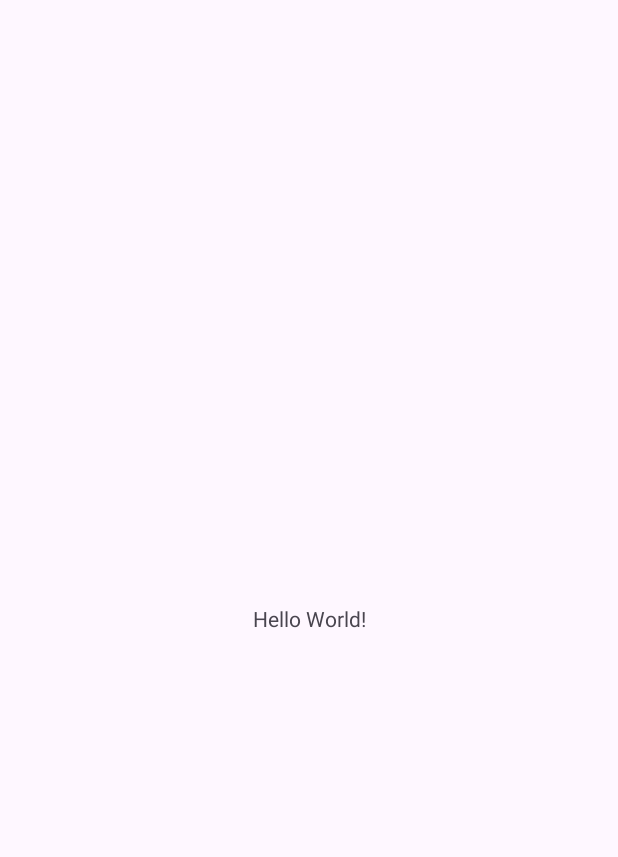
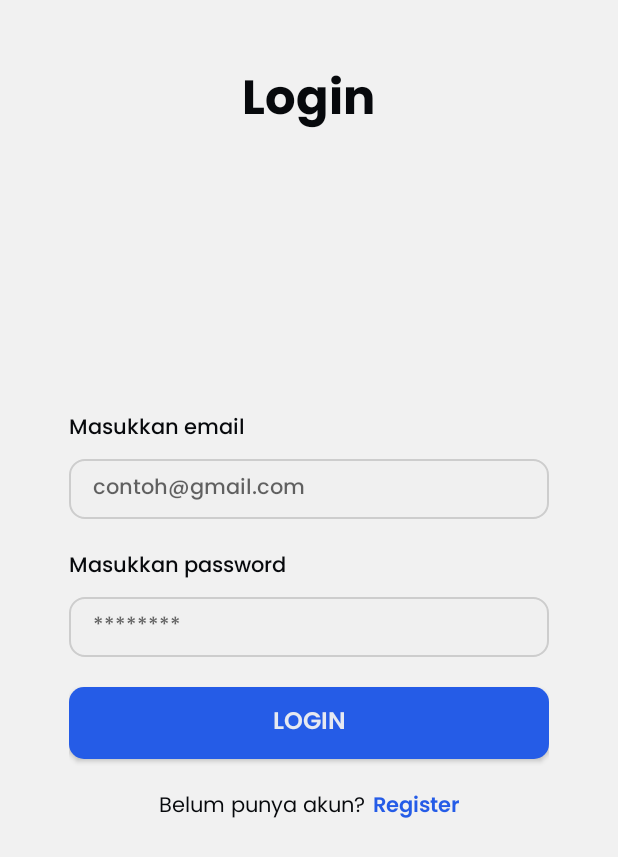
Before and after one commit to aanalma28/uas-android-project, an Android app: the screen it shows after launch (MainActivity before the commit, LoginActivity after it), on a phone screen of 412 x 824 dp. Before the commit the part shown is almost empty. Shown: the top 857 px of the screen. Run offline under Robolectric (Android 15) with nearby library versions, the phone set to English and light mode, and no system bars.

Commit message:
[feat] menambahkan LoginActivity dan RegisterActivity

```diff
--- a/app/build.gradle.kts
+++ b/app/build.gradle.kts
@@ -36,6 +36,7 @@ dependencies {
     implementation("androidx.appcompat:appcompat:1.6.1")
     implementation("com.google.android.material:material:1.11.0")
     implementation("androidx.constraintlayout:constraintlayout:2.1.4")
+    implementation("androidx.activity:activity:1.8.0")
     testImplementation("junit:junit:4.13.2")
     androidTestImplementation("androidx.test.ext:junit:1.1.5")
     androidTestImplementation("androidx.test.espresso:espresso-core:3.5.1")
--- /dev/null
+++ b/app/src/main/java/com/example/uasproject/LoginActivity.java
@@ -0,0 +1,43 @@
+package com.example.uasproject;
+
+import android.content.Intent;
+import android.os.Bundle;
+import android.view.View;
+import android.widget.Button;
+import android.widget.EditText;
+import android.widget.TextView;
+
+import androidx.activity.EdgeToEdge;
+import androidx.appcompat.app.AppCompatActivity;
+import androidx.core.graphics.Insets;
+import androidx.core.view.ViewCompat;
+import androidx.core.view.WindowInsetsCompat;
+
+public class LoginActivity extends AppCompatActivity {
+
+    private EditText edt_email, edt_pass;
+    private Button btn_login;
+    private TextView to_register;
+
+    @Override
+    protected void onCreate(Bundle savedInstanceState) {
+        super.onCreate(savedInstanceState);
+        setContentView(R.layout.activity_login);
+
+        edt_email = findViewById(R.id.edt_email);
+        edt_pass = findViewById(R.id.edt_pass);
+        btn_login = findViewById(R.id.btn_login);
+        to_register = findViewById(R.id.to_register);
+
+        to_register.setOnClickListener(
+                new View.OnClickListener() {
+                    @Override
+                    public void onClick(View v) {
+                        Intent intent = new Intent(LoginActivity.this, RegisterActivity.class);
+                        startActivity(intent);
+                    }
+                }
+        );
+
+    }
+}
--- /dev/null
+++ b/app/src/main/res/drawable/button_shape.xml
@@ -0,0 +1,5 @@
+<?xml version="1.0" encoding="utf-8"?>
+<shape xmlns:android="http://schemas.android.com/apk/res/android">
+    <solid android:color="@color/bluePrimary"/>
+    <corners android:radius="10dp" />
+</shape>
--- /dev/null
+++ b/app/src/main/res/drawable/input_shape.xml
@@ -0,0 +1,7 @@
+<?xml version="1.0" encoding="utf-8"?>
+<shape xmlns:android="http://schemas.android.com/apk/res/android">
+    <solid android:color="@color/white" />
+    <stroke android:color="@color/lightgrey" android:width="1dp"/>
+    <corners android:radius="10dp" />
+    <padding android:bottom="8dp" android:left="16dp" android:right="16dp" android:top="8dp"/>
+</shape>
--- /dev/null
+++ b/app/src/main/res/layout/activity_login.xml
@@ -0,0 +1,112 @@
+<?xml version="1.0" encoding="utf-8"?>
+<RelativeLayout xmlns:android="http://schemas.android.com/apk/res/android"
+    xmlns:app="http://schemas.android.com/apk/res-auto"
+    xmlns:tools="http://schemas.android.com/tools"
+    android:layout_width="match_parent"
+    android:layout_height="match_parent"
+    tools:context=".LoginActivity"
+    android:background="@color/white">
+
+    <TextView
+        android:id="@+id/txt_login"
+        android:layout_width="wrap_content"
+        android:layout_height="wrap_content"
+        android:text="Login"
+        android:fontFamily="@font/poppinsbold"
+        android:layout_centerHorizontal="true"
+        android:layout_marginTop="40dp"
+        android:textSize="32sp"
+        android:textColor="@color/black"/>
+
+    <RelativeLayout
+        android:layout_width="320dp"
+        android:layout_height="wrap_content"
+        android:layout_centerHorizontal="true"
+        android:layout_centerVertical="true">
+
+        <TextView
+            android:id="@+id/label_email"
+            android:layout_width="wrap_content"
+            android:layout_height="wrap_content"
+            android:text="Masukkan email"
+            android:fontFamily="@font/poppinsmedium"
+            android:textSize="14sp"
+            android:textColor="@color/black"/>
+
+        <EditText
+            android:id="@+id/edt_email"
+            android:layout_width="match_parent"
+            android:layout_height="wrap_content"
+            android:layout_below="@+id/label_email"
+            android:hint="@string/contoh_gmail_com"
+            android:fontFamily="@font/poppinsmedium"
+            android:textSize="14sp"
+            android:background="@drawable/input_shape"
+            android:layout_marginTop="8dp"/>
+
+        <TextView
+            android:id="@+id/label_pass"
+            android:layout_width="wrap_content"
+            android:layout_height="wrap_content"
+            android:layout_below="@+id/edt_email"
+            android:text="@string/masukkan_password"
+            android:fontFamily="@font/poppinsmedium"
+            android:textSize="14sp"
+            android:textColor="@color/black"
+            android:layout_marginTop="20dp"/>
+
+        <EditText
+            android:id="@+id/edt_pass"
+            android:layout_width="match_parent"
+            android:layout_height="wrap_content"
+            android:layout_below="@+id/label_pass"
+            android:hint="********"
+            android:fontFamily="@font/poppinsmedium"
+            android:textSize="14sp"
+            android:background="@drawable/input_shape"
+            android:layout_marginTop="8dp"/>
+
+        <Button
+            android:id="@+id/btn_login"
+            android:layout_width="match_parent"
+            android:layout_height="wrap_content"
+            android:layout_below="@+id/edt_pass"
+            android:text="Login"
+            android:fontFamily="@font/poppinssemibold"
+            android:textSize="16sp"
+            android:layout_marginTop="20dp"
+            android:background="@drawable/button_shape"
+            android:textColor="@color/white"/>
+
+        <LinearLayout
+            android:layout_width="wrap_content"
+            android:layout_height="wrap_content"
+            android:orientation="horizontal"
+            android:layout_below="@id/btn_login"
+            android:layout_centerInParent="true"
+            android:layout_marginTop="20dp">
+
+            <TextView
+                android:id="@+id/txt_belumpunyaakun"
+                android:layout_width="wrap_content"
+                android:layout_height="wrap_content"
+                android:text="@string/belum_punya_akun"
+                android:fontFamily="@font/poppinsregular"
+                android:textSize="14sp"
+                android:textColor="@color/black"/>
+
+            <TextView
+                android:id="@+id/to_register"
+                android:layout_width="wrap_content"
+                android:layout_height="wrap_content"
+                android:text="Register"
+                android:fontFamily="@font/poppinssemibold"
+                android:textSize="14sp"
+                android:layout_marginLeft="5sp"
+                android:textColor="@color/bluePrimary"/>
+
+        </LinearLayout>
+
+    </RelativeLayout>
+
+</RelativeLayout>
--- a/app/src/main/res/layout/activity_main.xml
+++ b/app/src/main/res/layout/activity_main.xml
@@ -1,18 +1,13 @@
 <?xml version="1.0" encoding="utf-8"?>
-<androidx.constraintlayout.widget.ConstraintLayout xmlns:android="http://schemas.android.com/apk/res/android"
+<RelativeLayout xmlns:android="http://schemas.android.com/apk/res/android"
     xmlns:app="http://schemas.android.com/apk/res-auto"
     xmlns:tools="http://schemas.android.com/tools"
     android:layout_width="match_parent"
     android:layout_height="match_parent"
-    tools:context=".MainActivity">
+    tools:context=".MainActivity"
+    android:background="@color/white">
 
-    <TextView
-        android:layout_width="wrap_content"
-        android:layout_height="wrap_content"
-        android:text="Hello World!"
-        app:layout_constraintBottom_toBottomOf="parent"
-        app:layout_constraintEnd_toEndOf="parent"
-        app:layout_constraintStart_toStartOf="parent"
-        app:layout_constraintTop_toTopOf="parent" />
 
-</androidx.constraintlayout.widget.ConstraintLayout>
+
+
+</RelativeLayout>
--- a/app/src/main/res/values-night/themes.xml
+++ /dev/null
@@ -1,7 +0,0 @@
-<resources xmlns:tools="http://schemas.android.com/tools">
-    <!-- Base application theme. -->
-    <style name="Base.Theme.UASProject" parent="Theme.Material3.DayNight.NoActionBar">
-        <!-- Customize your dark theme here. -->
-        <!-- <item name="colorPrimary">@color/my_dark_primary</item> -->
-    </style>
-</resources>
--- a/app/src/main/res/values/colors.xml
+++ b/app/src/main/res/values/colors.xml
@@ -1,5 +1,9 @@
 <?xml version="1.0" encoding="utf-8"?>
 <resources>
-    <color name="black">#FF000000</color>
-    <color name="white">#FFFFFFFF</color>
+    <color name="black">#07090C</color>
+    <color name="white">#F1F1F1F1</color>
+    <color name="bluePrimary">#255CE7</color>
+    <color name="yellow">#FFA800</color>
+    <color name="grey">#6F6F70</color>
+    <color name="lightgrey">#CDCDCD</color>
 </resources>
--- a/app/src/main/res/values/strings.xml
+++ b/app/src/main/res/values/strings.xml
@@ -1,3 +1,11 @@
 <resources>
-    <string name="app_name">UAS Project</string>
+    <string name="app_name">Educa</string>
+    <string name="contoh_gmail_com">contoh@gmail.com</string>
+    <string name="masukkan_password">Masukkan password</string>
+    <string name="belum_punya_akun">Belum punya akun?</string>
+    <string name="masukkan_email">Masukkan email</string>
+    <string name="masukkan_nama">Masukkan nama</string>
+    <string name="nama_anda">Nama Anda</string>
+    <string name="konfirmasi_password">Konfirmasi password</string>
+    <string name="sudah_punya_akun">Sudah punya akun?</string>
 </resources>
--- /dev/null
+++ b/app/src/main/res/values/styles.xml
@@ -0,0 +1,6 @@
+<?xml version="1.0" encoding="utf-8"?>
+<resources>
+    <style name="Theme.UASProject" parent="Theme.AppCompat.Light.NoActionBar">
+
+    </style>
+</resources>
--- a/app/src/main/res/values/themes.xml
+++ /dev/null
@@ -1,9 +0,0 @@
-<resources xmlns:tools="http://schemas.android.com/tools">
-    <!-- Base application theme. -->
-    <style name="Base.Theme.UASProject" parent="Theme.Material3.DayNight.NoActionBar">
-        <!-- Customize your light theme here. -->
-        <!-- <item name="colorPrimary">@color/my_light_primary</item> -->
-    </style>
-
-    <style name="Theme.UASProject" parent="Base.Theme.UASProject" />
-</resources>
```
Also changed, not shown: app/src/main/AndroidManifest.xml (+7 -1 lines), app/src/main/java/com/example/uasproject/DBHelper.java (added, +87 -0 lines), app/src/main/java/com/example/uasproject/RegisterActivity.java (added, +72 -0 lines), app/src/main/res/layout/activity_register.xml (added, +156 -0 lines), app/src/main/res/font/poppinsbold.ttf (added), app/src/main/res/font/poppinsextra.ttf (added), app/src/main/res/font/poppinsmedium.ttf (added), app/src/main/res/font/poppinsregular.ttf (added), app/src/main/res/font/poppinssemibold.ttf (added).
